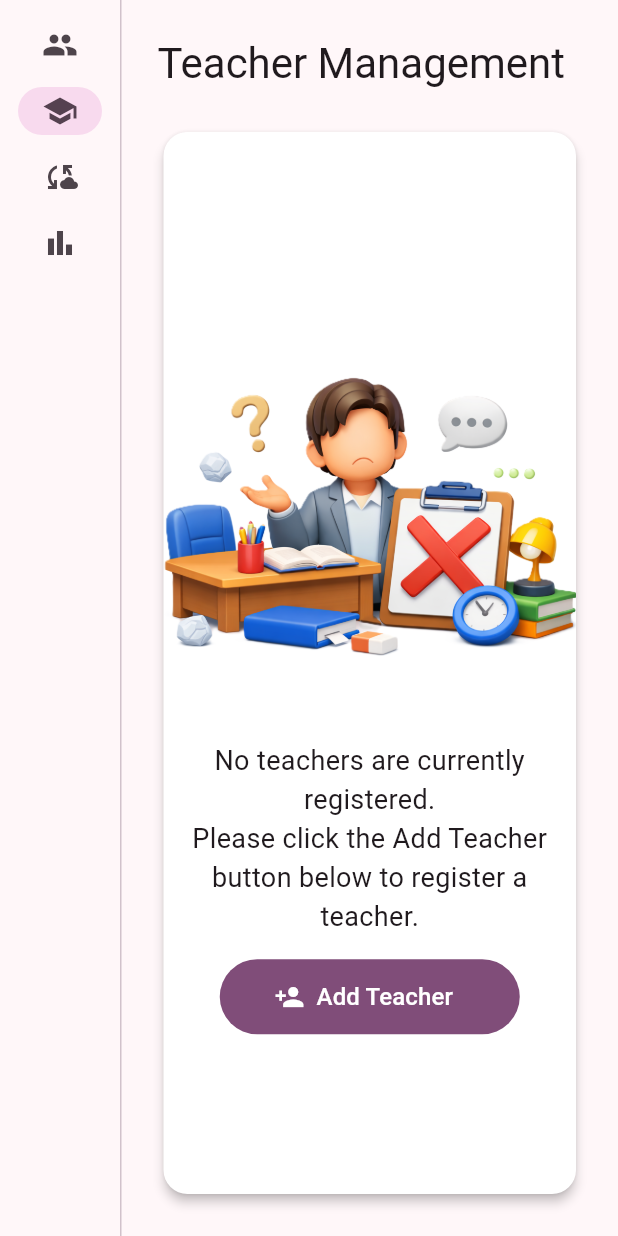
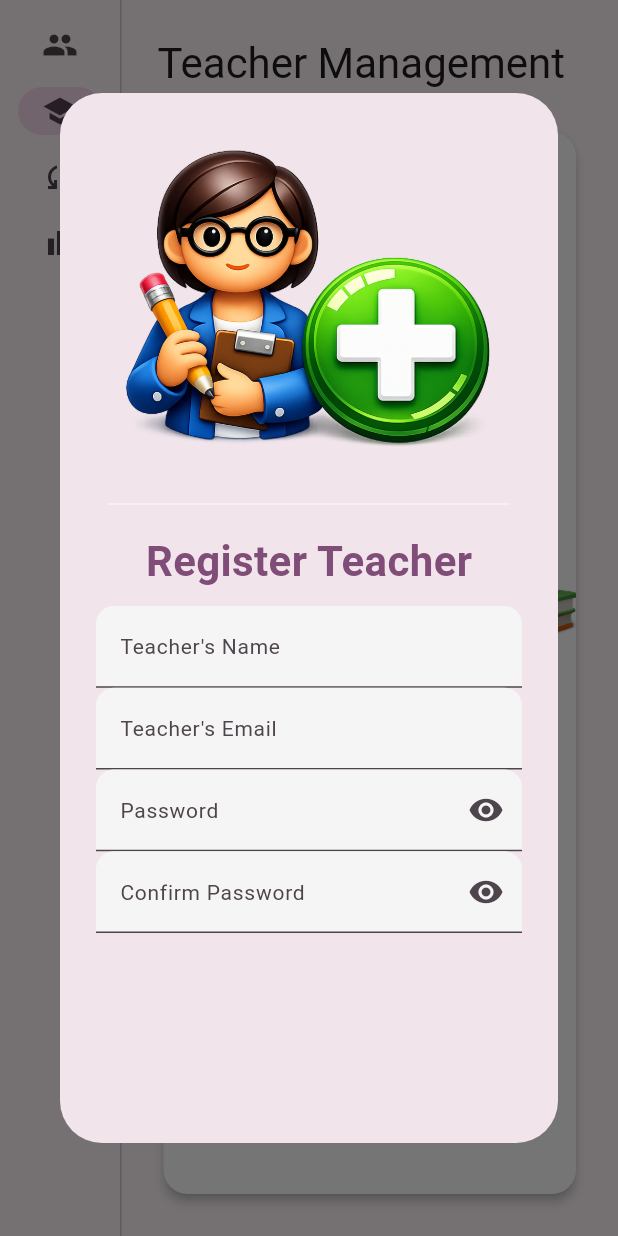
Before and after one commit to Xharbar/andal_cbt_system, a Flutter app: the AdminDashboard screen opened directly, after a tap on "Teachers", after a tap on "Add Teacher", on a phone screen of 412 x 824 dp. Run offline on Flutter 3.47's test engine with Material 3 defaults, Android fonts, the phone set to English and light mode, and no system bars; our stand-ins replace battery_plus, file_picker, font_awesome_flutter, open_filex, share_plus, supabase_flutter; missing offline and left inert: flutter_pdfview, window_manager, window_size; accounts and stored records are empty; Roboto replaces fonts that are missing (GoogleSans).

Commit message:
23/03/2026 - 22:00

```diff
--- a/cbt_admin_section/lib/screens/teacher_mgt.dart
+++ b/cbt_admin_section/lib/screens/teacher_mgt.dart
@@ -1,6 +1,7 @@
 import 'package:flutter/material.dart';
 
 import 'package:cbt_admin_section/widgets/no_registered_teacher.dart';
+import 'package:cbt_admin_section/widgets/add_teacher_dialog.dart';
 
 class Teacher {
   String id;
@@ -23,11 +24,22 @@ class TeacherManagementPage extends StatefulWidget {
 }
 
 class _TeacherManagementPageState extends State<TeacherManagementPage> {
-  void _addTeacher() {
+  void _addTeacher() async {
     // Simplified add logic
-    setState(() {
+    /*setState(() {
       teachers.add(Teacher("3", "New Teacher", "new@school.com", "Physics"));
-    });
+    });*/
+    final Teacher? returnedTeacher = await showDialog<Teacher>(
+      context: context,
+      barrierDismissible: false,
+      builder: (context) => const AddTeacherDialog(),
+    );
+
+    if (returnedTeacher != null) {
+      setState(() {
+        // teachers.add(returnedTeacher);
+      });
+    }
   }
 
   @override
@@ -98,7 +110,7 @@ class _TeacherManagementPageState extends State<TeacherManagementPage> {
               : Expanded(
                   child: Card(
                     child: Center(
-                      child: NoRegisteredTeacher(onAddTeacher: () {}),
+                      child: NoRegisteredTeacher(onAddTeacher: _addTeacher),
                     ),
                   ),
                 ),
--- a/cbt_admin_section/lib/widgets/add_teacher_dialog.dart
+++ b/cbt_admin_section/lib/widgets/add_teacher_dialog.dart
@@ -18,14 +18,13 @@ class _AddTeacherDialogState extends State<AddTeacherDialog> {
     bool obscurePassword = true;
 
     return AlertDialog(
-      content: Padding(
-        padding: const EdgeInsets.all(16.0),
-        child: Column(
+      constraints: BoxConstraints(minWidth: 400, maxWidth: 400, maxHeight: 700),
+      content: Column(
         children: [
           Image.asset(
-              "lib/assets/add_teacher.png",
+            "lib/assets/images/add_teacher.png",
             fit: BoxFit.contain,
-              height: 205,
+            height: 250,
           ),
           Divider(
             color: Colors.white54,
@@ -33,7 +32,18 @@ class _AddTeacherDialogState extends State<AddTeacherDialog> {
             indent: 8.0,
             endIndent: 8.0,
           ),
-            Form(
+          SizedBox(height: 10),
+          Text(
+            "Register Teacher",
+            style: TextStyle(
+              color: Theme.of(context).colorScheme.primary,
+              fontSize: 28,
+              fontWeight: FontWeight.bold,
+            ),
+          ),
+          SizedBox(height: 10.0),
+          Expanded(
+            child: Form(
               key: newTeacherKey,
               child: Column(
                 children: [
@@ -83,12 +93,67 @@ class _AddTeacherDialogState extends State<AddTeacherDialog> {
                       ),
                     ),
                   ),
+                  /*Expanded(
+                    child: GridView.builder(
+                      // SliverGridDelegate controls the number of columns and spacing
+                      gridDelegate:
+                          const SliverGridDelegateWithFixedCrossAxisCount(
+                            crossAxisCount: 2, // 2 columns
+                            crossAxisSpacing: 16, // Horizontal space
+                            mainAxisSpacing: 16, // Vertical space
+                            childAspectRatio:
+                                1.1, // Makes the tiles slightly rectangular
+                          ),
+                      itemCount: 2, // subjects.length,
+                      itemBuilder: (context, index) {
+                        return Container(
+                          decoration: BoxDecoration(
+                            color: Colors.green[700],
+                            borderRadius: BorderRadius.circular(20),
+                            boxShadow: [
+                              BoxShadow(
+                                color: Colors.green.withAlpha(50),
+                                blurRadius: 8,
+                                offset: const Offset(0, 4),
+                              ),
                             ],
+                          ),
+                          child: Material(
+                            color: Colors.transparent,
+                            child: InkWell(
+                              borderRadius: BorderRadius.circular(20),
+                              onTap: () {},
+                              child: Column(
+                                mainAxisAlignment: MainAxisAlignment.center,
+                                children: [
+                                  const Icon(
+                                    Icons.menu_book_rounded,
+                                    size: 40,
+                                    color: Colors.white,
+                                  ),
+                                  const SizedBox(height: 12),
+                                  Text(
+                                    "subjects[index]",
+                                    style: const TextStyle(
+                                      color: Colors.white,
+                                      fontSize: 18,
+                                      fontWeight: FontWeight.w600,
                                     ),
                                   ),
                                 ],
                               ),
                             ),
+                          ),
+                        );
+                      },
+                    ),
+                  ),*/
+                ],
+              ),
+            ),
+          ),
+        ],
+      ),
     );
   }
 }
--- a/cbt_admin_section/pubspec.yaml
+++ b/cbt_admin_section/pubspec.yaml
@@ -67,6 +67,7 @@ flutter:
     - lib/assets/images/register_student.png
     - lib/assets/images/no_student.png
     - lib/assets/images/no_teacher.png
+    - lib/assets/images/add_teacher.png
 
   # An image asset can refer to one or more resolution-specific "variants", see
   # https://flutter.dev/to/resolution-aware-images
```
Lines whose indentation alone changed are shown as unchanged.
